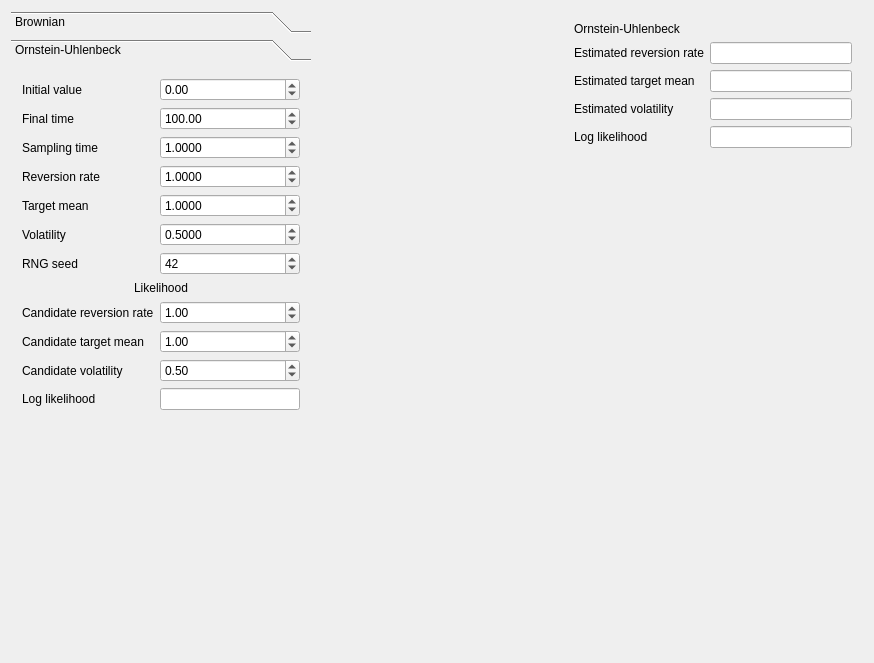
Qt form Tools/ToolStochasticityInspector/qtstochasticityinspectormaindialog.ui (richelbilderbeek/ProjectRichelBilderbeek) before a commit.
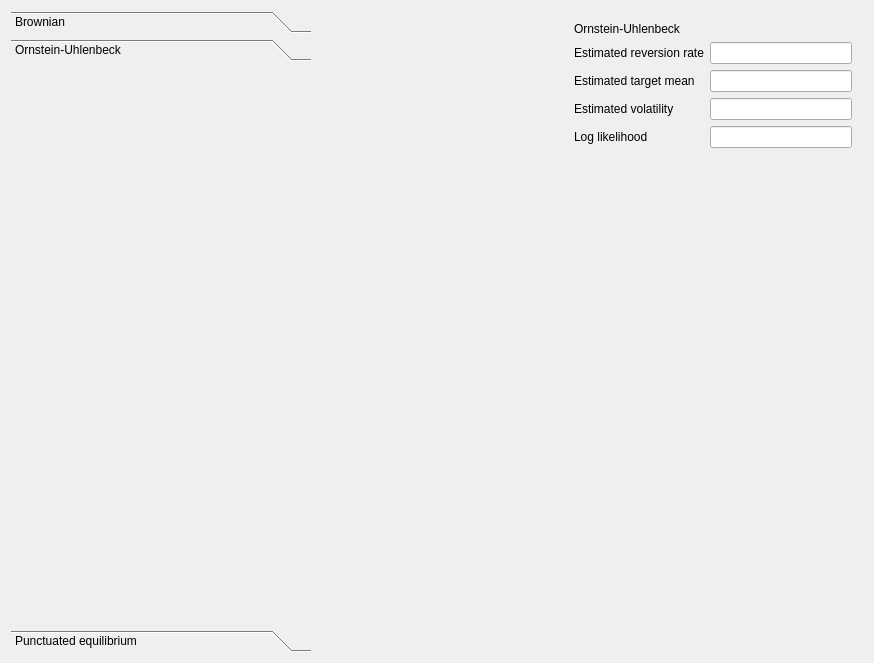
The same form after that commit. Custom widgets are drawn as their Qt base class.

```diff
--- a/Tools/ToolStochasticityInspector/qtstochasticityinspectormaindialog.ui
+++ b/Tools/ToolStochasticityInspector/qtstochasticityinspectormaindialog.ui
@@ -53,276 +53,18 @@
        <rect>
         <x>0</x>
         <y>0</y>
-        <width>300</width>
-        <height>583</height>
+        <width>338</width>
+        <height>552</height>
        </rect>
       </property>
       <attribute name="label">
        <string>Ornstein-Uhlenbeck</string>
       </attribute>
-      <layout class="QGridLayout" name="gridLayout_3">
-       <item row="9" column="0" colspan="2">
-        <widget class="QLabel" name="label_2">
-         <property name="text">
-          <string>Likelihood</string>
-         </property>
-         <property name="alignment">
-          <set>Qt::AlignCenter</set>
-         </property>
-        </widget>
-       </item>
-       <item row="13" column="1">
-        <widget class="QDoubleSpinBox" name="box_cand_mu">
-         <property name="maximum">
-          <double>1000.000000000000000</double>
-         </property>
-         <property name="singleStep">
-          <double>0.010000000000000</double>
-         </property>
-         <property name="value">
-          <double>1.000000000000000</double>
-         </property>
-        </widget>
-       </item>
-       <item row="12" column="1">
-        <widget class="QDoubleSpinBox" name="box_cand_lambda">
-         <property name="minimum">
-          <double>0.010000000000000</double>
-         </property>
-         <property name="maximum">
-          <double>10000.000000000000000</double>
-         </property>
-         <property name="singleStep">
-          <double>0.010000000000000</double>
-         </property>
-         <property name="value">
-          <double>1.000000000000000</double>
-         </property>
-        </widget>
-       </item>
-       <item row="4" column="0">
-        <widget class="QLabel" name="label_mu">
-         <property name="toolTip">
-          <string>mu</string>
-         </property>
-         <property name="text">
-          <string>Target mean</string>
-         </property>
-        </widget>
-       </item>
-       <item row="16" column="0">
-        <spacer name="verticalSpacer">
-         <property name="orientation">
-          <enum>Qt::Vertical</enum>
-         </property>
-         <property name="sizeHint" stdset="0">
-          <size>
-           <width>20</width>
-           <height>40</height>
-          </size>
-         </property>
-        </spacer>
-       </item>
-       <item row="14" column="1">
-        <widget class="QDoubleSpinBox" name="box_cand_sigma">
-         <property name="maximum">
-          <double>1000.000000000000000</double>
-         </property>
-         <property name="singleStep">
-          <double>0.010000000000000</double>
-         </property>
-         <property name="value">
-          <double>0.500000000000000</double>
-         </property>
-        </widget>
-       </item>
-       <item row="14" column="0">
-        <widget class="QLabel" name="label_8">
-         <property name="text">
-          <string>Candidate volatility</string>
-         </property>
-        </widget>
-       </item>
-       <item row="0" column="1">
-        <widget class="QDoubleSpinBox" name="box_init_x">
-         <property name="minimum">
-          <double>-1000.000000000000000</double>
-         </property>
-         <property name="maximum">
-          <double>1000.000000000000000</double>
-         </property>
-        </widget>
-       </item>
-       <item row="5" column="0">
-        <widget class="QLabel" name="label_sigma">
-         <property name="toolTip">
-          <string>sigma</string>
-         </property>
-         <property name="text">
-          <string>Volatility</string>
-         </property>
-        </widget>
-       </item>
-       <item row="5" column="1">
-        <widget class="QDoubleSpinBox" name="box_sigma">
-         <property name="decimals">
-          <number>4</number>
-         </property>
-         <property name="minimum">
-          <double>-1000.000000000000000</double>
-         </property>
-         <property name="maximum">
-          <double>1000.000000000000000</double>
-         </property>
-         <property name="singleStep">
-          <double>0.100000000000000</double>
-         </property>
-         <property name="value">
-          <double>0.500000000000000</double>
-         </property>
-        </widget>
-       </item>
-       <item row="2" column="1">
-        <widget class="QDoubleSpinBox" name="box_dt">
-         <property name="decimals">
-          <number>4</number>
-         </property>
-         <property name="maximum">
-          <double>1000.000000000000000</double>
-         </property>
-         <property name="singleStep">
-          <double>0.100000000000000</double>
-         </property>
-         <property name="value">
-          <double>1.000000000000000</double>
-         </property>
-        </widget>
-       </item>
-       <item row="1" column="0">
-        <widget class="QLabel" name="label_t_end">
-         <property name="text">
-          <string>Final time</string>
-         </property>
-        </widget>
-       </item>
-       <item row="6" column="0">
-        <widget class="QLabel" name="label_seed">
-         <property name="text">
-          <string>RNG seed</string>
-         </property>
-        </widget>
-       </item>
-       <item row="6" column="1">
-        <widget class="QSpinBox" name="box_seed">
-         <property name="maximum">
-          <number>1000</number>
-         </property>
-         <property name="value">
-          <number>42</number>
-         </property>
-        </widget>
-       </item>
-       <item row="12" column="0">
-        <widget class="QLabel" name="label_3">
-         <property name="text">
-          <string>Candidate reversion rate</string>
-         </property>
-        </widget>
-       </item>
-       <item row="0" column="0">
-        <widget class="QLabel" name="label_init_x">
-         <property name="text">
-          <string>Initial value</string>
-         </property>
-        </widget>
-       </item>
-       <item row="1" column="1">
-        <widget class="QDoubleSpinBox" name="box_t_end">
-         <property name="maximum">
-          <double>100000.000000000000000</double>
-         </property>
-         <property name="value">
-          <double>100.000000000000000</double>
-         </property>
-        </widget>
-       </item>
-       <item row="2" column="0">
-        <widget class="QLabel" name="label_dt">
-         <property name="toolTip">
-          <string>delta</string>
-         </property>
-         <property name="text">
-          <string>Sampling time</string>
-         </property>
-        </widget>
-       </item>
-       <item row="4" column="1">
-        <widget class="QDoubleSpinBox" name="box_mu">
-         <property name="decimals">
-          <number>4</number>
-         </property>
-         <property name="minimum">
-          <double>-1000.000000000000000</double>
-         </property>
-         <property name="maximum">
-          <double>1000.000000000000000</double>
-         </property>
-         <property name="singleStep">
-          <double>0.100000000000000</double>
-         </property>
-         <property name="value">
-          <double>1.000000000000000</double>
-         </property>
-        </widget>
-       </item>
-       <item row="3" column="0">
-        <widget class="QLabel" name="label_lambda">
-         <property name="toolTip">
-          <string>theta</string>
-         </property>
-         <property name="text">
-          <string>Reversion rate</string>
-         </property>
-        </widget>
-       </item>
-       <item row="3" column="1">
-        <widget class="QDoubleSpinBox" name="box_lambda">
-         <property name="decimals">
-          <number>4</number>
-         </property>
-         <property name="maximum">
-          <double>1000.000000000000000</double>
-         </property>
-         <property name="singleStep">
-          <double>0.100000000000000</double>
-         </property>
-         <property name="value">
-          <double>1.000000000000000</double>
-         </property>
-        </widget>
-       </item>
-       <item row="13" column="0">
-        <widget class="QLabel" name="label">
-         <property name="text">
-          <string>Candidate target mean</string>
-         </property>
-        </widget>
-       </item>
-       <item row="15" column="0">
-        <widget class="QLabel" name="label_9">
-         <property name="text">
-          <string>Log likelihood</string>
-         </property>
-        </widget>
-       </item>
-       <item row="15" column="1">
-        <widget class="QLineEdit" name="edit_log_likelihood">
-         <property name="readOnly">
-          <bool>true</bool>
-         </property>
-        </widget>
-       </item>
-      </layout>
+     </widget>
+     <widget class="QWidget" name="page_pe">
+      <attribute name="label">
+       <string>Punctuated equilibrium</string>
+      </attribute>
      </widget>
     </widget>
    </item>
```
Left out of the diff: 15 changed lines with no effect on the pictures.
